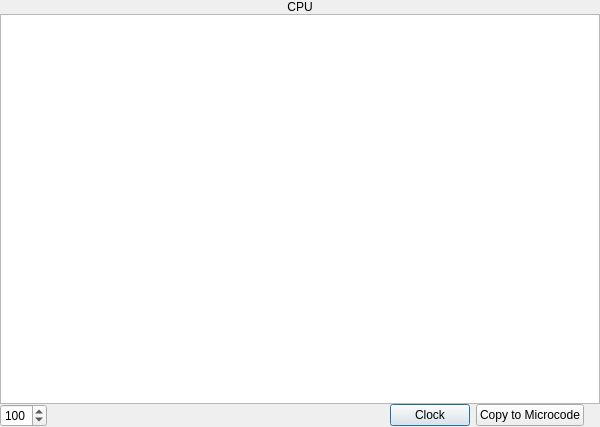
Above: cpupane.ui from StanWarford/pep9suite before the change. Below: the same form after it.
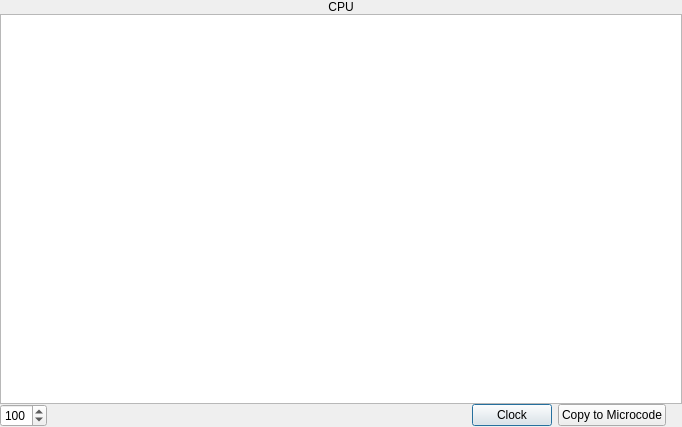
That is the form after the change.

The edit to the form file:
```diff
--- a/cpupane.ui
+++ b/cpupane.ui
@@ -6,7 +6,7 @@
    <rect>
     <x>0</x>
     <y>0</y>
-    <width>600</width>
+    <width>682</width>
     <height>427</height>
    </rect>
   </property>
@@ -18,7 +18,7 @@
   </property>
   <property name="maximumSize">
    <size>
-    <width>665</width>
+    <width>16777215</width>
     <height>16777215</height>
    </size>
   </property>
```
